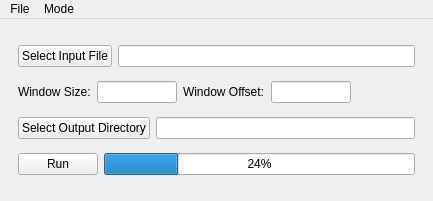
PeterDulworth/PhyloVis, file gui_layout.ui: the form before one commit.
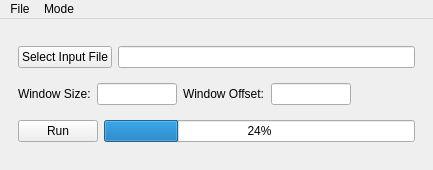
The form after the commit. The open tabs and pages were chosen to show the change.

Commit message: removed output dialog

```diff
--- a/gui_layout.ui
+++ b/gui_layout.ui
@@ -7,7 +7,7 @@
     <x>0</x>
     <y>0</y>
     <width>433</width>
-    <height>201</height>
+    <height>170</height>
    </rect>
   </property>
   <property name="sizePolicy">
@@ -19,7 +19,7 @@
   <property name="minimumSize">
    <size>
     <width>433</width>
-    <height>201</height>
+    <height>170</height>
    </size>
   </property>
   <property name="windowTitle">
@@ -152,45 +152,6 @@
               </item>
              </layout>
             </item>
-            <item>
-             <layout class="QHBoxLayout" name="horizontalLayout_9">
-              <item>
-               <widget class="QPushButton" name="outputDirBtn">
-                <property name="minimumSize">
-                 <size>
-                  <width>0</width>
-                  <height>0</height>
-                 </size>
-                </property>
-                <property name="focusPolicy">
-                 <enum>Qt::NoFocus</enum>
-                </property>
-                <property name="acceptDrops">
-                 <bool>false</bool>
-                </property>
-                <property name="autoFillBackground">
-                 <bool>false</bool>
-                </property>
-                <property name="text">
-                 <string>Select Output Directory</string>
-                </property>
-               </widget>
-              </item>
-              <item>
-               <widget class="QLineEdit" name="outputDirEntry">
-                <property name="minimumSize">
-                 <size>
-                  <width>0</width>
-                  <height>21</height>
-                 </size>
-                </property>
-                <property name="focusPolicy">
-                 <enum>Qt::WheelFocus</enum>
-                </property>
-               </widget>
-              </item>
-             </layout>
-            </item>
             <item>
              <layout class="QHBoxLayout" name="horizontalLayout_10">
               <item>
```
Left out of the diff: 4 changed lines with no effect on the pictures. The commit also changes 2 other files.
